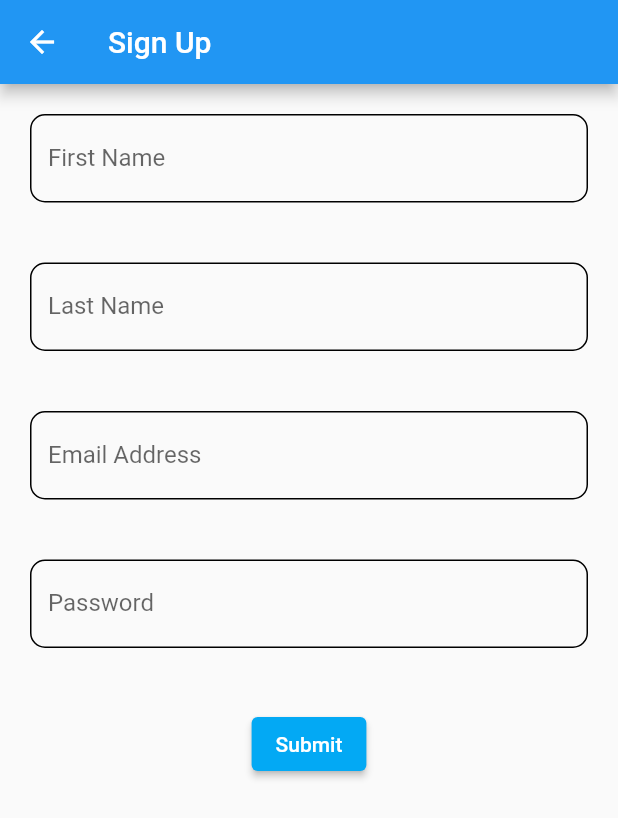
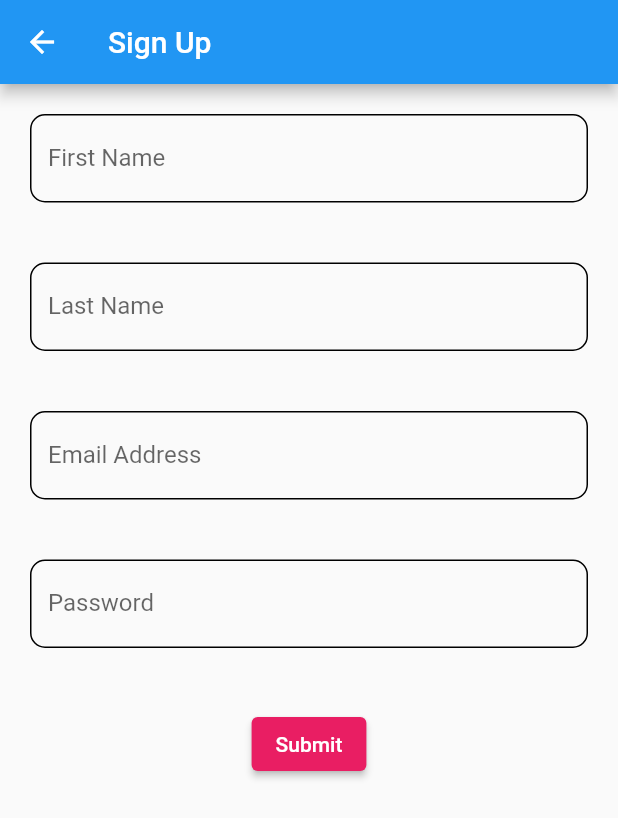
Before and after one commit to jjmariia/nutritionApp, a Flutter app: the screen it shows after launch, after a tap on "Sign up with Email", on a phone screen of 412 x 824 dp. Shown: the top 818 px of the screen. Run offline on Flutter 3.47's test engine with Material 2 defaults, Android fonts, the phone set to English and light mode, and no system bars; our stand-ins replace cloud_firestore, firebase_auth, firebase_core, flutter_signin_button; accounts and stored records are empty.

Commit message:
added color / renamed

```diff
--- a/lib/emailSignup.dart
+++ b/lib/emailSignup.dart
@@ -123,8 +123,8 @@ class _EmailSignUpState extends State<EmailSignUp> {
                     ? CircularProgressIndicator()
                     : ElevatedButton(
                         style: ButtonStyle(
-                            backgroundColor: MaterialStateProperty.all<Color>(
-                                Colors.lightBlue)),
+                            backgroundColor:
+                                MaterialStateProperty.all<Color>(Colors.pink)),
                         onPressed: () {
                           if (_formKey.currentState!.validate()) {
                             setState(() {
--- a/lib/signup.dart
+++ b/lib/signup.dart
@@ -14,7 +14,7 @@ class SignUp extends StatelessWidget {
           children: <Widget>[
             Padding(
               padding: EdgeInsets.all(10.0),
-              child: Text("Diet Logging",
+              child: Text("Nutrition App",
                   style: TextStyle(
                       fontWeight: FontWeight.bold,
                       fontSize: 30,
```
